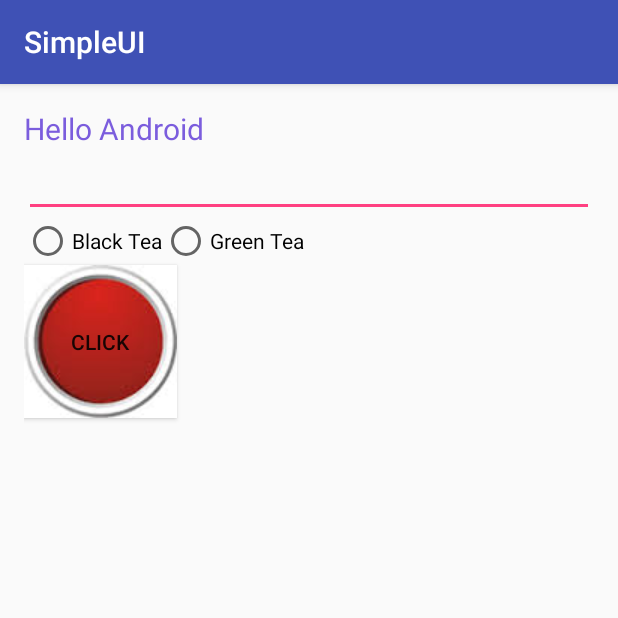
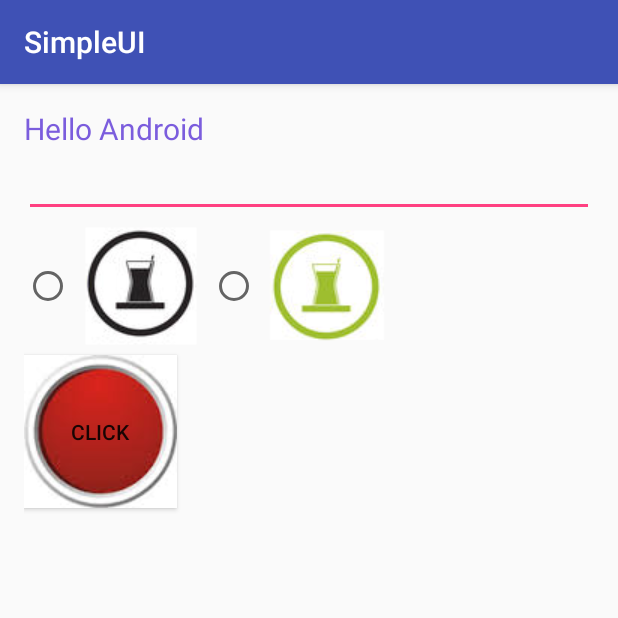
Before and after one commit to d6e0n2nis/android-class272, an Android app: the screen it shows after launch (MainActivity), on a phone screen of 412 x 824 dp, the top half of it. Run offline under Robolectric (Android 15) with nearby library versions, the phone set to English and light mode, and no system bars; 4 statements that could not run were skipped.

Commit message:
add button drawable file

```diff
--- a/SimpleUI/app/src/main/res/layout/activity_main.xml
+++ b/SimpleUI/app/src/main/res/layout/activity_main.xml
@@ -47,15 +47,15 @@
         <RadioButton
             android:layout_width="wrap_content"
             android:layout_height="wrap_content"
-            android:text="Black Tea"
             android:id="@+id/blacktearadioButton"
-            android:checked="false" />
+            android:checked="false"
+            android:drawableRight="@drawable/blacktea" />
 
         <RadioButton
             android:layout_width="wrap_content"
             android:layout_height="wrap_content"
-            android:text="Green Tea"
             android:id="@+id/greentearadioButton2"
-            android:checked="false" />
+            android:checked="false"
+            android:drawableRight="@drawable/greentea" />
     </RadioGroup>
 </RelativeLayout>
```
Also changed, not shown: SimpleUI/app/src/main/res/drawable/blacktea.jpg (deleted), SimpleUI/app/src/main/res/drawable/blacktea.png (added), SimpleUI/app/src/main/res/drawable/greentea.jpg (deleted), SimpleUI/app/src/main/res/drawable/greentea.png (added).
